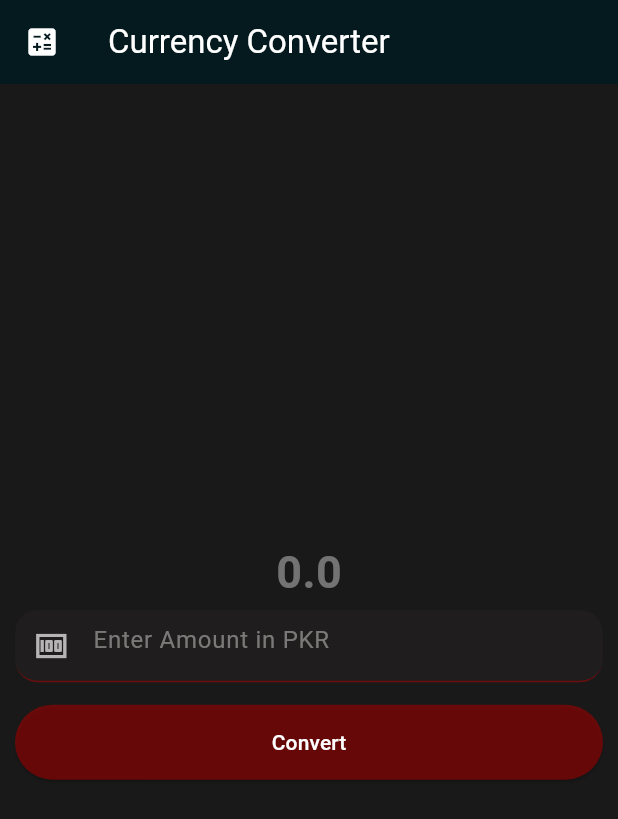
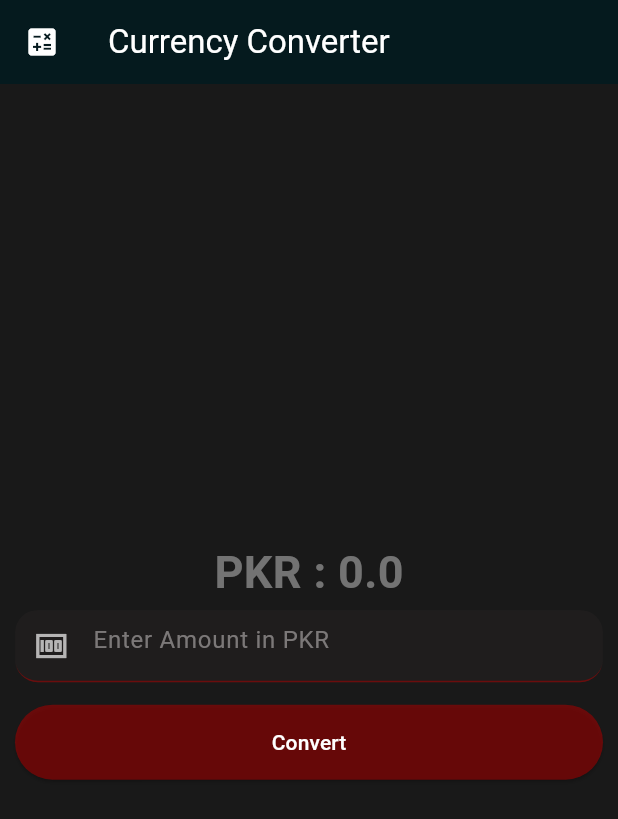
Before and after one commit to HAMZOO0/Flutter-Projects, a Flutter app: the screen it shows after launch, on a phone screen of 412 x 824 dp. Shown: the top 819 px of the screen. Run offline on Flutter 3.47's test engine with Material 3 defaults, Android fonts, the phone set to English and light mode, and no system bars.

Commit message:
fix(ui): update currency display format in CurrencyConverterPageMaterial

```diff
--- a/Currency Converter/lib/pages/currency_converter_page_material.dart
+++ b/Currency Converter/lib/pages/currency_converter_page_material.dart
@@ -53,7 +53,7 @@ class _CurrencyConverterPageMaterial__state
             crossAxisAlignment: CrossAxisAlignment.center,
             children: [
               Text(
-                result.toString(),
+                'PKR : ${result.toString()}',
                 style: TextStyle(
                   color: Color.fromARGB(143, 185, 185, 185),
                   fontSize: 30,
```
